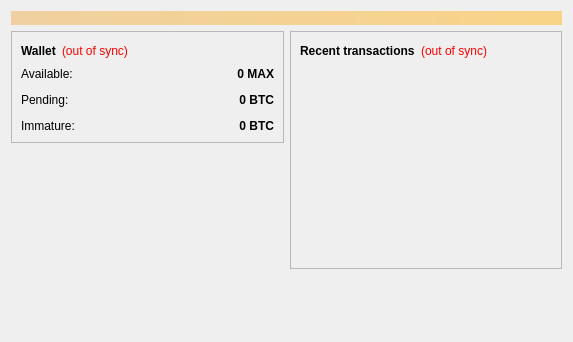
This is src/qt/forms/overviewpage.ui in Max-Coin/maxcoin-dev-staging as Qt 5 draws it before an edit. The edited form follows.
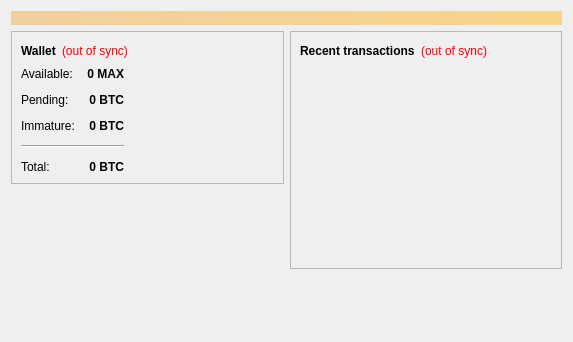
This is the edited form.

Commit message: overviewpage cpp update

```diff
--- a/src/qt/forms/overviewpage.ui
+++ b/src/qt/forms/overviewpage.ui
@@ -90,6 +90,8 @@
            </layout>
           </item>
           <item>
+          <layout class="QHBoxLayout" name="horizontalLayout_3">
+           <item>
            <layout class="QFormLayout" name="formLayout_2">
             <property name="fieldGrowthPolicy">
              <enum>QFormLayout::AllNonFixedFieldsGrow</enum>
@@ -192,6 +194,60 @@
                <set>Qt::LinksAccessibleByMouse|Qt::TextSelectableByKeyboard|Qt::TextSelectableByMouse</set>
               </property>
              </widget>
+            </item>
+            <item row="4" column="0">
+             <widget class="QLabel" name="labelTotalText">
+              <property name="text">
+               <string>Total:</string>
+              </property>
+             </widget>
+            </item>
+            <item row="4" column="1">
+             <widget class="QLabel" name="labelTotal">
+              <property name="font">
+               <font>
+                <weight>75</weight>
+                <bold>true</bold>
+               </font>
+              </property>
+              <property name="cursor">
+               <cursorShape>IBeamCursor</cursorShape>
+              </property>
+              <property name="toolTip">
+               <string>Your current total balance</string>
+              </property>
+              <property name="text">
+               <string notr="true">0 BTC</string>
+              </property>
+              <property name="alignment">
+               <set>Qt::AlignRight|Qt::AlignTrailing|Qt::AlignVCenter</set>
+              </property>
+              <property name="textInteractionFlags">
+               <set>Qt::LinksAccessibleByMouse|Qt::TextSelectableByKeyboard|Qt::TextSelectableByMouse</set>
+              </property>
+             </widget>
+            </item>
+            <item row="3" column="0" colspan="2">
+             <widget class="Line" name="line">
+              <property name="orientation">
+               <enum>Qt::Horizontal</enum>
+              </property>
+             </widget>
+            </item>
+           </layout>
+          </item>
+            <item>
+             <spacer name="horizontalSpacer_3">
+              <property name="orientation">
+               <enum>Qt::Horizontal</enum>
+              </property>
+              <property name="sizeHint" stdset="0">
+               <size>
+                <width>40</width>
+                <height>20</height>
+               </size>
+              </property>
+             </spacer>
             </item>
            </layout>
           </item>
```
The commit also changes 1 other file.
